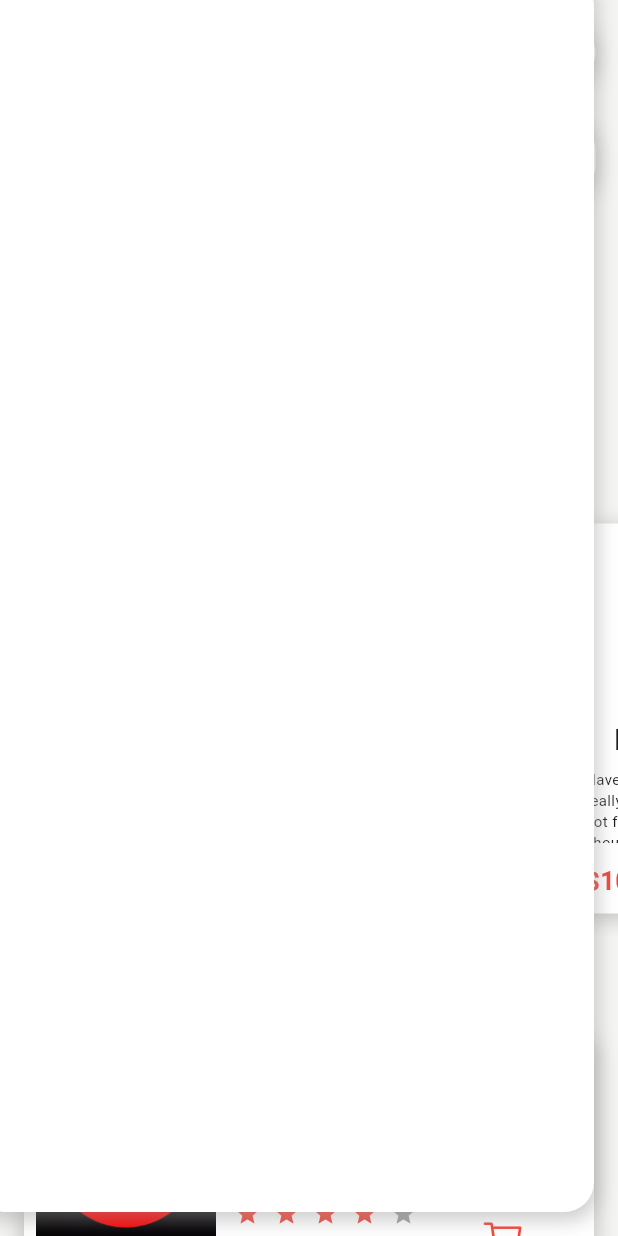
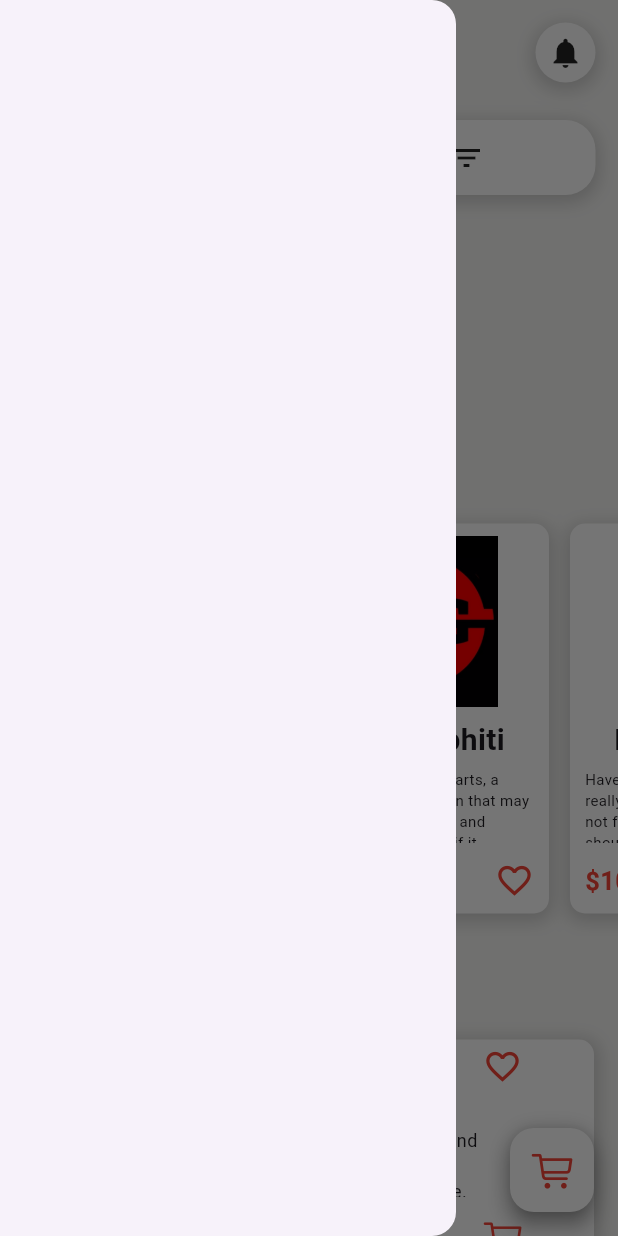
Before and after one commit to Katchietsnouva/family_health_app, a Flutter app: the screen it shows after launch, with the side drawer open (before the commit the screen has no drawer), on a phone screen of 412 x 824 dp. Run offline on Flutter 3.47's test engine with Material 3 defaults, Android fonts, the phone set to English and light mode, and no system bars; drawn by our look-alikes of flutter_rating_bar.

Commit message:
commit 0.57

```diff
--- a/lib/Pages/HomePage.dart
+++ b/lib/Pages/HomePage.dart
@@ -1,6 +1,7 @@
 import 'package:flutter/material.dart';
 import 'package:flutter/cupertino.dart';
 
+import '../Widgets/DrawerWidget.dart';
 import '../Widgets/SearchWidget.dart';
 import '../Widgets/AppBarWidget.dart';
 import '../Widgets/CategoriesWidget.dart';
@@ -63,6 +64,7 @@ class HomePage extends StatelessWidget {
       ),
 
       // DRAWER
+      drawer: DrawerWidget(),
       floatingActionButton: Container(
         decoration: BoxDecoration(
           color: Colors.white,
@@ -74,7 +76,19 @@ class HomePage extends StatelessWidget {
               blurRadius: 10,
               offset: Offset(0, 3),
             )
-          ],),
+          ]),
+          child: FloatingActionButton(
+            onPressed: () {},
+            child: Icon(
+              CupertinoIcons.cart,
+              size: 28,
+              color: Colors.red,
+              ),
+              backgroundColor: Colors.white,
+          ),
+
+
+
 
       ),
     );
--- /dev/null
+++ b/lib/Widgets/DrawerWidget.dart
@@ -0,0 +1,12 @@
+import 'package:flutter/material.dart';
+
+class DrawerWidget extends StatelessWidget {
+  // final List<String> imagePaths =
+  //     List.generate(3, (index) => "images/newest/logo_${index + 1}.png");
+
+  @override
+  Widget build(BuildContext context) {
+    return Drawer();
+
+  }
+}
```
